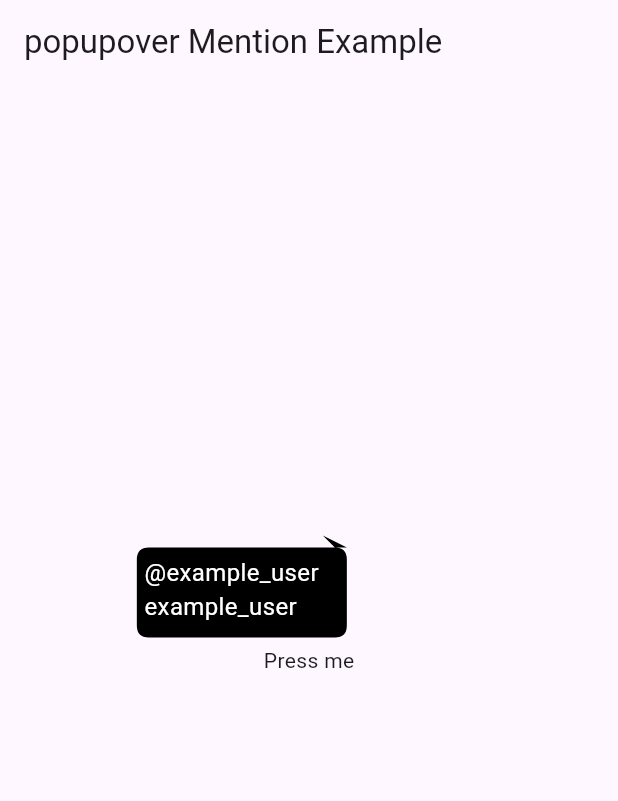
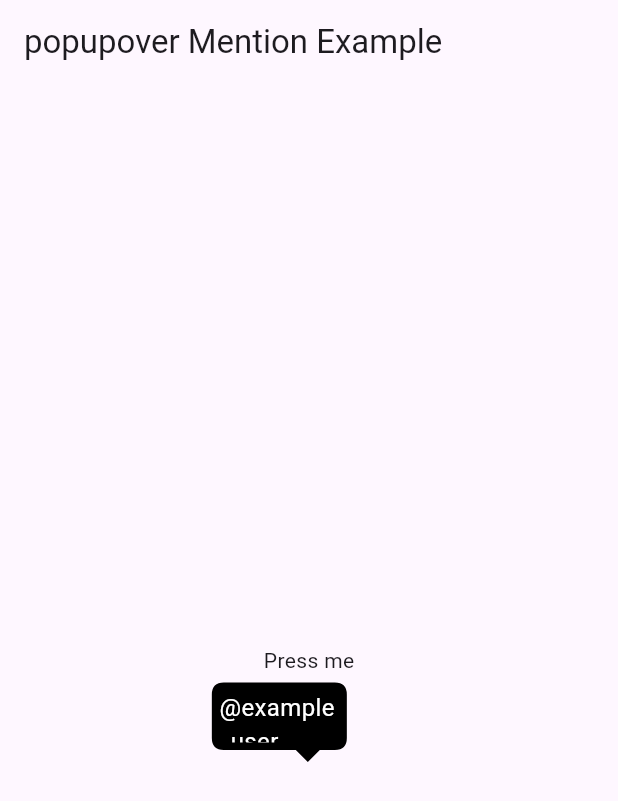
Before and after one commit to ChunhThanhDe/popover, a Flutter app: the screen it shows after launch, after a tap on "Press me", on a phone screen of 412 x 824 dp. Shown: the top 801 px of the screen. Run offline on Flutter 3.47's test engine with Material 3 defaults, Android fonts, the phone set to English and light mode, and no system bars.

Commit message:
🚧 calculate the position of the arrow

```diff
--- a/example/lib/main.dart
+++ b/example/lib/main.dart
@@ -9,8 +9,8 @@ void main() {
         child: Popover(
           trigger: const Text('Press me'),
 
-          text: '@example_user example_user example_user',
-          placement: Placement.topEnd, // Thay đổi vị trí tại đây
+          text: '@example_user',
+          placement: Placement.bottomEnd, // Thay đổi vị trí tại đây
         ),
       ),
     ),
--- a/lib/src/popover_text_only.dart
+++ b/lib/src/popover_text_only.dart
@@ -24,8 +24,8 @@ class Popover extends StatefulWidget {
     this.triangleHeight = 8,
     this.triangleRadius = 2,
     this.color = Colors.black,
-    this.height = 50,
-    this.width = 150,
+    this.height = 35,
+    this.width = 100,
   })  : assert(text.trim().isNotEmpty, 'text value must not be empty.'),
         super(key: key);
 
@@ -124,31 +124,32 @@ class _PopoverState extends State<Popover> {
         break;
 
       case Placement.leftStart:
-        top = _triggerPosition.dy;
+        top = _triggerPosition.dy - (widget.height / 2);
         left = _triggerPosition.dx - widget.width - 20;
         right = screenSize.width - _triggerPosition.dx;
-        bottom = screenSize.height - _triggerPosition.dy - _triggerSize.height;
+        bottom = screenSize.height - _triggerPosition.dy - _triggerSize.height - widget.height / 2;
+
         break;
 
       case Placement.leftEnd:
-        top = _triggerPosition.dy + _triggerSize.height - widget.height;
+        top = _triggerPosition.dy - (widget.height / 2);
         left = _triggerPosition.dx - widget.width - 20;
         right = screenSize.width - _triggerPosition.dx;
-        bottom = screenSize.height - _triggerPosition.dy;
+        bottom = screenSize.height - _triggerPosition.dy - _triggerSize.height - widget.height / 2;
         break;
 
       case Placement.rightStart:
-        top = _triggerPosition.dy;
+        top = _triggerPosition.dy - (widget.height / 2);
         right = screenSize.width - (_triggerPosition.dx + _triggerSize.width + widget.width + 20);
         left = _triggerPosition.dx + _triggerSize.width;
-        bottom = screenSize.height - _triggerPosition.dy - _triggerSize.height;
+        bottom = screenSize.height - _triggerPosition.dy - _triggerSize.height - widget.height / 2;
         break;
 
       case Placement.rightEnd:
-        top = _triggerPosition.dy + _triggerSize.height - widget.height;
+        top = _triggerPosition.dy - (widget.height / 2);
         right = screenSize.width - (_triggerPosition.dx + _triggerSize.width + widget.width + 20);
         left = _triggerPosition.dx + _triggerSize.width;
-        bottom = screenSize.height - _triggerPosition.dy;
+        bottom = screenSize.height - _triggerPosition.dy - _triggerSize.height - widget.height / 2;
         break;
 
       case Placement.bottomStart:
--- a/lib/src/rectangle_with_notch_painter.dart
+++ b/lib/src/rectangle_with_notch_painter.dart
@@ -161,7 +161,7 @@ class RectangleWithNotchPainter extends CustomPainter {
         break;
 
       case Placement.topStart:
-        // Notch ở cạnh trên bên trái
+        const double offset = 8; // Khoảng đệm để lùi mũi tên sang phải
         path
           ..moveTo(0, radius)
           ..lineTo(0, size.height - radius)
@@ -170,14 +170,16 @@ class RectangleWithNotchPainter extends CustomPainter {
           ..quadraticBezierTo(size.width, size.height, size.width, size.height - radius)
           ..lineTo(size.width, radius)
           ..quadraticBezierTo(size.width, 0, size.width - radius, 0)
-          ..lineTo(triangleWidth * 2, 0)
-          ..lineTo(triangleWidth, -triangleHeight)
-          ..lineTo(0, 0)
+          ..lineTo(triangleWidth + radius + offset, 0) // Lùi mũi tên sang phải
+          ..lineTo(offset + radius, -triangleHeight) // Lùi mũi tên sang phải
+          ..lineTo(offset, 0) // Lùi mũi tên sang phải
+          ..lineTo(radius, 0)
           ..quadraticBezierTo(0, 0, 0, radius);
+
         break;
 
       case Placement.topEnd:
-        // Notch ở cạnh trên bên phải
+        const double offset = 10; // Khoảng đệm để lùi mũi tên sang trái
         path
           ..moveTo(0, radius)
           ..lineTo(0, size.height - radius)
@@ -186,29 +188,96 @@ class RectangleWithNotchPainter extends CustomPainter {
           ..quadraticBezierTo(size.width, size.height, size.width, size.height - radius)
           ..lineTo(size.width, radius)
           ..quadraticBezierTo(size.width, 0, size.width - radius, 0)
-          ..lineTo(size.width - triangleWidth, 0)
-          ..lineTo(size.width - triangleWidth * 2, -triangleHeight)
-          ..lineTo(size.width, 0)
+          ..lineTo(size.width - radius - offset, 0) // Lùi mũi tên sang trái
+          ..lineTo(size.width - offset, -triangleHeight) // Lùi mũi tên sang trái
+          ..lineTo(size.width - offset - triangleWidth, 0) // Lùi mũi tên sang trái
           ..lineTo(radius, 0)
           ..quadraticBezierTo(0, 0, 0, radius);
         break;
 
-      default:
-        // default bottom
+      case Placement.leftStart:
+        const double offset = 10; // Khoảng cách di chuyển mũi tên xuống dưới
+        path
+          ..moveTo(radius, 0) // Góc bo phía trên bên trái
+          ..lineTo(size.width - radius, 0)
+          ..quadraticBezierTo(size.width, 0, size.width, radius) // Góc bo phía trên bên phải
+          ..lineTo(size.width, size.height - radius)
+          ..quadraticBezierTo(size.width, size.height, size.width - radius,
+              size.height) // Góc bo phía dưới bên phải
+          ..lineTo(radius, size.height)
+          ..quadraticBezierTo(0, size.height, 0, size.height - radius) // Góc bo phía dưới bên trái
+          ..lineTo(0, radius + 10 + offset) // Di chuyển đến vị trí của mũi tên (tăng y thêm offset)
+          ..lineTo(-triangleHeight, radius + offset) // Đỉnh mũi tên (tăng y thêm offset)
+          ..lineTo(0, radius - 10 + offset) // Kết thúc mũi tên (tăng y thêm offset)
+          ..lineTo(0, radius) // Trở về góc bo trên bên trái
+          ..quadraticBezierTo(0, 0, radius, 0); // Góc bo
+        break;
+
+      case Placement.leftEnd:
+        const double offset = 10; // Khoảng cách mũi tên di chuyển lên
+        path
+          ..moveTo(radius, 0)
+          ..lineTo(size.width - radius, 0)
+          ..quadraticBezierTo(size.width, 0, size.width, radius)
+          ..lineTo(size.width, size.height - radius)
+          ..quadraticBezierTo(size.width, size.height, size.width - radius, size.height)
+          ..lineTo(radius, size.height)
+          ..quadraticBezierTo(0, size.height, 0, size.height - radius)
+          ..lineTo(
+              0, size.height - radius - triangleWidth - offset) // Di chuyển đến vị trí của mũi tên
+          ..lineTo(-triangleHeight, size.height - radius - offset) // Đỉnh mũi tên
+          ..lineTo(0, size.height - radius + triangleWidth - offset) // Kết thúc mũi tên
+          ..lineTo(0, radius) // Trở về góc bo trên bên trái
+          ..quadraticBezierTo(0, 0, radius, 0); // Góc bo
+        break;
+
+      case Placement.rightStart:
+        const double offset = 10; // Khoảng cách di chuyển mũi tên xuống dưới
+        path
+          ..moveTo(radius, 0)
+          ..lineTo(size.width - radius, 0)
+          ..quadraticBezierTo(size.width, 0, size.width, radius)
+          ..lineTo(size.width, offset + 10 - triangleWidth) // Di chuyển xuống thêm 10
+          ..lineTo(size.width + triangleHeight, offset + 10) // Đỉnh mũi tên di chuyển xuống thêm 10
+          ..lineTo(
+              size.width, offset + 10 + triangleWidth) // Kết thúc mũi tên di chuyển xuống thêm 10
+          ..lineTo(size.width, size.height - radius)
+          ..quadraticBezierTo(size.width, size.height, size.width - radius, size.height)
+          ..lineTo(radius, size.height)
+          ..quadraticBezierTo(0, size.height, 0, size.height - radius)
+          ..lineTo(0, radius)
+          ..quadraticBezierTo(0, 0, radius, 0);
+        break;
+
+      case Placement.rightEnd:
+        const double offset = 10; // Khoảng cách di chuyển mũi tên lên trên
+        path
+          ..moveTo(radius, 0)
+          ..lineTo(size.width - radius, 0)
+          ..quadraticBezierTo(size.width, 0, size.width, radius)
+          ..lineTo(size.width, size.height - offset - 10 - triangleWidth) // Di chuyển lên thêm 10
+          ..lineTo(size.width + triangleHeight,
+              size.height - offset - 10) // Đỉnh mũi tên di chuyển lên thêm 10
+          ..lineTo(size.width,
+              size.height - offset - 10 + triangleWidth) // Kết thúc mũi tên di chuyển lên thêm 10
+          ..lineTo(size.width, size.height - radius)
+          ..quadraticBezierTo(size.width, size.height, size.width - radius, size.height)
+          ..lineTo(radius, size.height)
+          ..quadraticBezierTo(0, size.height, 0, size.height - radius)
+          ..lineTo(0, radius)
+          ..quadraticBezierTo(0, 0, radius, 0);
+        break;
+
+      case Placement.bottomStart:
+        const double offset = 10; // Khoảng cách để đẩy mũi tên vào trong
         path
           ..moveTo(leftLineStartPoint.dx, leftLineStartPoint.dy)
           ..lineTo(leftLineEndPoint.dx, leftLineEndPoint.dy)
           ..quadraticBezierTo(bottomLeftControlPoint.dx, bottomLeftControlPoint.dy,
               bottomLineStartPoint.dx, bottomLineStartPoint.dy)
-          ..lineTo(bottomCenterStartPoint.dx, bottomCenterStartPoint.dy)
-          ..quadraticBezierTo(bottomCenterStartControlPoint.dx, bottomCenterStartControlPoint.dy,
-              bottomCenterStartPoint2.dx, bottomCenterStartPoint2.dy)
-          ..lineTo(bottomCenterMiddlePoint.dx, bottomCenterMiddlePoint.dy)
-          ..quadraticBezierTo(bottomCenterMiddleControlPoint.dx, bottomCenterMiddleControlPoint.dy,
-              bottomCenterMiddlePoint2.dx, bottomCenterMiddlePoint2.dy)
-          ..lineTo(bottomCenterEndPoint.dx, bottomCenterEndPoint.dy)
-          ..quadraticBezierTo(bottomCenterEndControlPoint.dx, bottomCenterEndControlPoint.dy,
-              bottomCenterEndPoint2.dx, bottomCenterEndPoint2.dy)
+          ..lineTo(radius + offset, size.height) // Bắt đầu mũi tên
+          ..lineTo(radius + offset + triangleWidth, size.height + triangleHeight) // Đỉnh mũi tên
+          ..lineTo(radius + offset + 2 * triangleWidth, size.height) // Kết thúc mũi tên
           ..lineTo(bottomLineEndPoint.dx, bottomLineEndPoint.dy)
           ..quadraticBezierTo(bottomRightControlPoint.dx, bottomRightControlPoint.dy,
               rightLineStartPoint.dx, rightLineStartPoint.dy)
@@ -218,6 +287,29 @@ class RectangleWithNotchPainter extends CustomPainter {
           ..lineTo(topLineEndPoint.dx, topLineEndPoint.dy)
           ..quadraticBezierTo(topLeftControlPoint.dx, topLeftControlPoint.dy, leftLineStartPoint.dx,
               leftLineStartPoint.dy);
+        break;
+
+      case Placement.bottomEnd:
+        const double offset = 10; // Khoảng cách để đẩy mũi tên vào trong
+        path
+          ..moveTo(leftLineStartPoint.dx, leftLineStartPoint.dy)
+          ..lineTo(leftLineEndPoint.dx, leftLineEndPoint.dy)
+          ..quadraticBezierTo(bottomLeftControlPoint.dx, bottomLeftControlPoint.dy,
+              bottomLineStartPoint.dx, bottomLineStartPoint.dy)
+          ..lineTo(size.width - radius - offset - 2 * triangleWidth, size.height) // Bắt đầu mũi tên
+          ..lineTo(size.width - radius - offset - triangleWidth,
+              size.height + triangleHeight) // Đỉnh mũi tên
+          ..lineTo(size.width - radius - offset, size.height) // Kết thúc mũi tên
+          ..lineTo(bottomLineEndPoint.dx, bottomLineEndPoint.dy)
+          ..quadraticBezierTo(bottomRightControlPoint.dx, bottomRightControlPoint.dy,
+              rightLineStartPoint.dx, rightLineStartPoint.dy)
+          ..lineTo(rightLineEndPoint.dx, rightLineEndPoint.dy)
+          ..quadraticBezierTo(topRightControlPoint.dx, topRightControlPoint.dy,
+              topLineStartPoint.dx, topLineStartPoint.dy)
+          ..lineTo(topLineEndPoint.dx, topLineEndPoint.dy)
+          ..quadraticBezierTo(topLeftControlPoint.dx, topLeftControlPoint.dy, leftLineStartPoint.dx,
+              leftLineStartPoint.dy); // Khoảng đệm để mũi tên cách mép phải
+
         break;
     }
 
```
